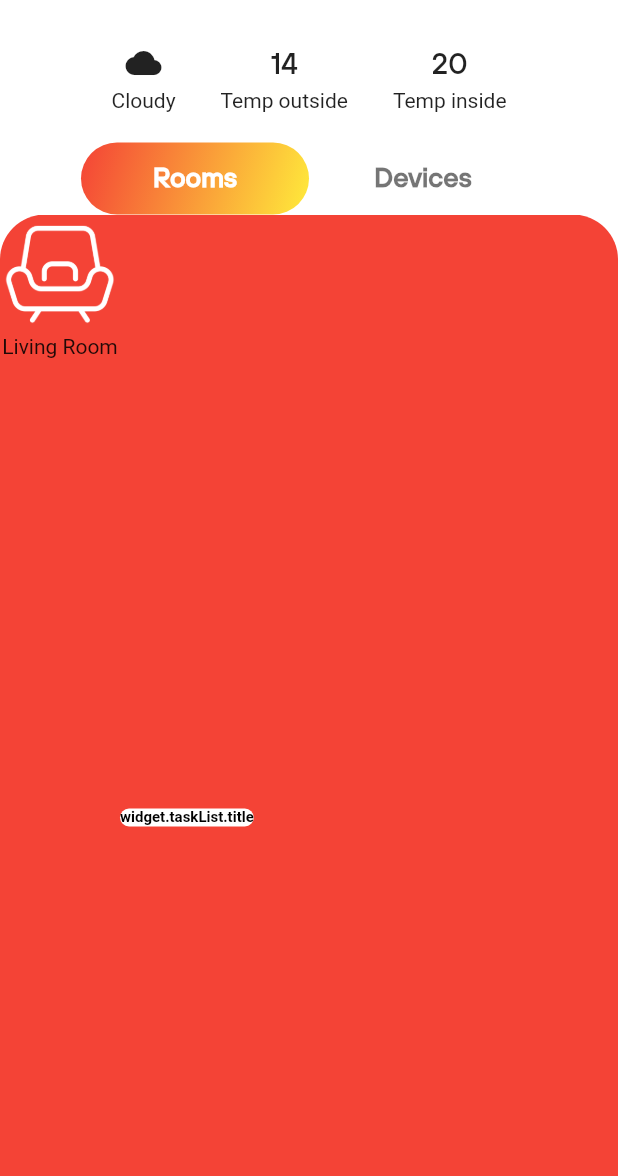
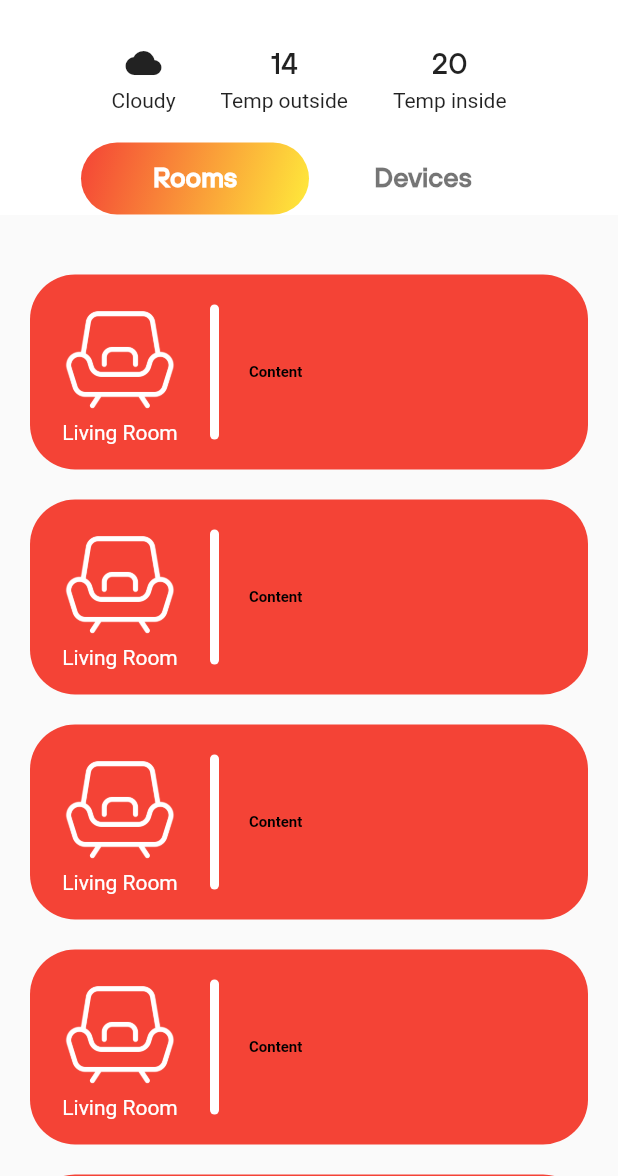
Before and after one commit to trunghieult1807/IOTsProject, a Flutter app: the NestedTabBar screen opened by its route, on a phone screen of 412 x 824 dp, the part 60-1236 px from its top. Run offline on Flutter 3.47's test engine with Material 2 defaults, Android fonts, the phone set to English and light mode, and no system bars; our stand-ins replace firebase_auth, firebase_core; accounts and stored records are empty; Roboto replaces fonts that are missing (theme).

Commit message:
Check point of rooms

```diff
--- a/fire_alarm_system/lib/ui/screens/auth_screen.dart
+++ b/fire_alarm_system/lib/ui/auth/screens/auth_screen.dart
@@ -1,5 +1,5 @@
 import 'package:flutter/material.dart';
-import 'package:fire_alarm_system/ui/widgets/auth_form.dart';
+import 'package:fire_alarm_system/ui/auth/widgets/auth_form.dart';
 
 enum AuthType { login, register }
 
--- a/fire_alarm_system/lib/ui/widgets/auth_form.dart
+++ b/fire_alarm_system/lib/ui/auth/widgets/auth_form.dart
@@ -1,6 +1,6 @@
 import 'package:flutter/material.dart';
-import 'package:fire_alarm_system/ui/screens/auth_screen.dart';
-import 'package:fire_alarm_system/ui/widgets/original_button.dart';
+import 'package:fire_alarm_system/ui/auth/screens/auth_screen.dart';
+import 'package:fire_alarm_system/ui/onboarding/widgets/original_button.dart';
 import 'package:fire_alarm_system/services/auth.dart';
 
 class AuthForm extends StatefulWidget {
--- a/fire_alarm_system/lib/ui/screens/nested_tab_bar.dart
+++ b/fire_alarm_system/lib/ui/homepage/nested_tab_bar.dart
@@ -1,7 +1,8 @@
 import 'dart:ui';
 
 import 'package:fire_alarm_system/theme.dart';
-import 'package:fire_alarm_system/ui/widgets/rooms_card.dart';
+import 'package:fire_alarm_system/ui/homepage/screens/rooms.dart';
+import 'package:fire_alarm_system/ui/homepage/widgets/rooms_card.dart';
 import 'package:flutter/cupertino.dart';
 import 'package:flutter/material.dart';
 
@@ -170,7 +171,7 @@ class _NestedTabBarState extends State<NestedTabBar>
                   child: TabBarView(
                     controller: _nestedTabController,
                     children: <Widget>[
-                      RoomsCard(image: Image(image: AssetImage('assets/images/icons/livingroom.png')), room_name: "Living Room"),
+                      Rooms(),
                       SizedBox(),
                     ],
                   ),
--- /dev/null
+++ b/fire_alarm_system/lib/ui/homepage/screens/rooms.dart
@@ -0,0 +1,82 @@
+import 'package:fire_alarm_system/ui/homepage/widgets/rooms_card.dart';
+import 'package:flutter/material.dart';
+
+class Rooms extends StatefulWidget {
+  @override
+  _RoomsState createState() => _RoomsState();
+}
+
+class _RoomsState extends State<Rooms> {
+  @override
+  Widget build(BuildContext context) {
+    List<Widget> cards = [
+      RoomsCard(
+        image: Image(
+          image: AssetImage('assets/images/icons/livingroom.png'),
+        ),
+        roomName: "Living Room",
+      ),
+      RoomsCard(
+        image: Image(
+          image: AssetImage('assets/images/icons/livingroom.png'),
+        ),
+        roomName: "Living Room",
+      ),
+      RoomsCard(
+        image: Image(
+          image: AssetImage('assets/images/icons/livingroom.png'),
+        ),
+        roomName: "Living Room",
+      ),
+      RoomsCard(
+        image: Image(
+          image: AssetImage('assets/images/icons/livingroom.png'),
+        ),
+        roomName: "Living Room",
+      ),
+      RoomsCard(
+        image: Image(
+          image: AssetImage('assets/images/icons/livingroom.png'),
+        ),
+        roomName: "Living Room",
+      ),
+      RoomsCard(
+        image: Image(
+          image: AssetImage('assets/images/icons/livingroom.png'),
+        ),
+        roomName: "Living Room",
+      ),
+      RoomsCard(
+        image: Image(
+          image: AssetImage('assets/images/icons/livingroom.png'),
+        ),
+        roomName: "Living Room",
+      ),
+    ];
+    return Scaffold(
+      body: Padding(
+        padding: const EdgeInsets.fromLTRB(
+          20,
+          20,
+          20,
+          0,
+        ),
+        child: Row(
+          children: [
+            Expanded(
+              child: ListView.builder(
+                padding: EdgeInsets.only(top: 20),
+                physics: NeverScrollableScrollPhysics(),
+                shrinkWrap: true,
+                itemCount: cards.length,
+                itemBuilder: (context, index) {
+                  return cards[index];
+                },
+              )
+            ),
+          ],
+        ),
+      ),
+    );
+  }
+}
--- a/fire_alarm_system/lib/ui/widgets/rooms_card.dart
+++ b/fire_alarm_system/lib/ui/homepage/widgets/rooms_card.dart
@@ -5,12 +5,12 @@ import 'package:flutter/material.dart';
 
 class RoomsCard extends StatefulWidget {
   final Image image;
-  final String room_name;
+  final String roomName;
 
   RoomsCard({
     Key key,
     @required this.image,
-    @required this.room_name,
+    @required this.roomName,
   }) : super(key: key);
 
   @override
@@ -21,7 +21,7 @@ class _RoomsCardState extends State<RoomsCard> {
   @override
   Widget build(BuildContext context) {
     return Container(
-      height: 50,
+      height: 130,
       margin: EdgeInsets.only(bottom: 20),
       decoration: BoxDecoration(
         borderRadius: BorderRadius.circular(30.0),
@@ -31,7 +31,10 @@ class _RoomsCardState extends State<RoomsCard> {
         mainAxisAlignment: MainAxisAlignment.start,
         crossAxisAlignment: CrossAxisAlignment.center,
         children: <Widget>[
-          Column(
+          Padding(
+            padding: const EdgeInsets.only(left: 20, right: 20),
+            child: Column(
+              mainAxisAlignment: MainAxisAlignment.center,
               children: [
                 Container(
                   child: Container(
@@ -41,21 +44,34 @@ class _RoomsCardState extends State<RoomsCard> {
                   ),
                 ),
                 Text(
-                widget.room_name,
+                  widget.roomName,
+                  maxLines: 1,
+                  style: TextStyle(color: Colors.white),
                 )
               ],
+            ),
+          ),
+          Container(
+            height: 90,
+            width: 6,
+            decoration: BoxDecoration(
+                borderRadius: BorderRadius.circular(3),
+                gradient: LinearGradient(
+                  colors: [Colors.white, Colors.white],
+                  begin: Alignment.topRight,
+                  end: Alignment.bottomLeft,
+                )),
+          ),
+          SizedBox(
+            width: 20,
           ),
           Container(
             child: Row(
               mainAxisAlignment: MainAxisAlignment.start,
               children: [
                 Container(
-                  decoration: BoxDecoration(
-                    color: Colors.white,
-                    borderRadius: BorderRadius.circular(6),
-                  ),
                   child: Text(
-                    "widget.taskList.title",
+                    "Content",
                     maxLines: 1,
                     overflow: TextOverflow.ellipsis,
                     style: TextStyle(
--- a/fire_alarm_system/lib/ui/screens/intro_screen.dart
+++ b/fire_alarm_system/lib/ui/onboarding/screens/intro_screen.dart
@@ -1,5 +1,5 @@
 import 'package:flutter/material.dart';
-import 'package:fire_alarm_system/ui/widgets/original_button.dart';
+import 'package:fire_alarm_system/ui/onboarding/widgets/original_button.dart';
 
 class IntroScreen extends StatelessWidget {
   @override
```
Also changed, not shown: fire_alarm_system/lib/main.dart (+4 -4 lines), fire_alarm_system/lib/ui/onboarding/widgets/original_button.dart (renamed from fire_alarm_system/lib/ui/widgets/original_button.dart), fire_alarm_system/lib/ui/signout.dart (renamed from fire_alarm_system/lib/ui/screens/home_screen.dart). Lines whose indentation alone changed are shown as unchanged.
